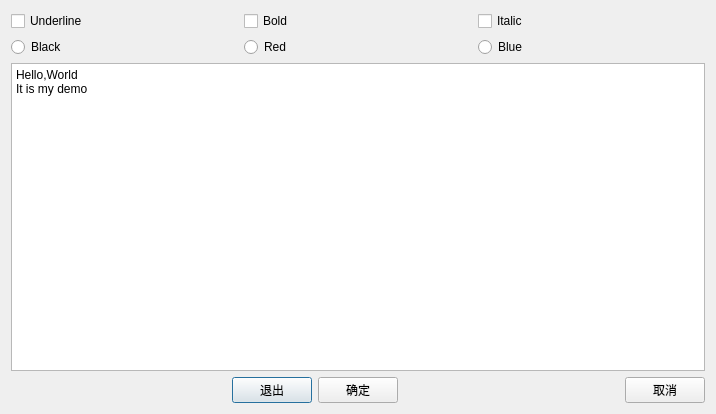
First picture: the form in samp2_2/samp2_2/dialog.ui, repository LONGZR007/StudyQt5, before the edit.
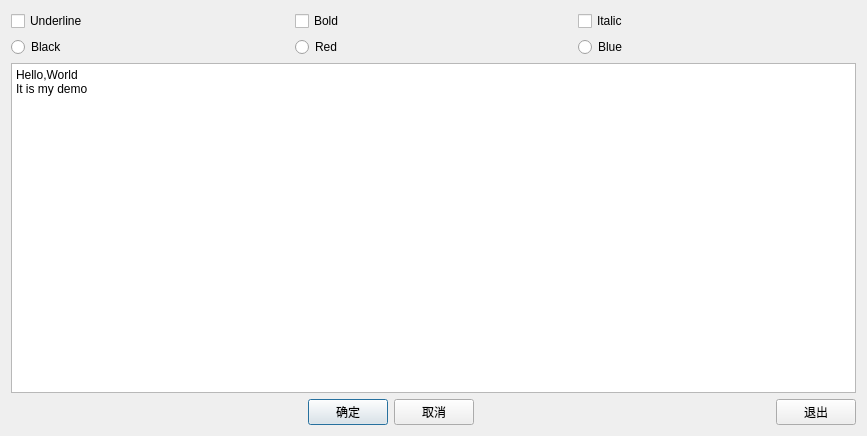
Second picture: the form after the edit.

```diff
--- a/samp2_2/samp2_2/dialog.ui
+++ b/samp2_2/samp2_2/dialog.ui
@@ -9,8 +9,8 @@
    <rect>
     <x>0</x>
     <y>0</y>
-    <width>716</width>
-    <height>414</height>
+    <width>867</width>
+    <height>436</height>
    </rect>
   </property>
   <property name="windowTitle">
@@ -97,13 +97,6 @@
        </property>
       </spacer>
      </item>
-     <item>
-      <widget class="QPushButton" name="btnClose">
-       <property name="text">
-        <string>退出</string>
-       </property>
-      </widget>
-     </item>
      <item>
       <widget class="QPushButton" name="btnOK">
        <property name="text">
@@ -111,19 +104,6 @@
        </property>
       </widget>
      </item>
-     <item>
-      <spacer name="horizontalSpacer_2">
-       <property name="orientation">
-        <enum>Qt::Horizontal</enum>
-       </property>
-       <property name="sizeHint" stdset="0">
-        <size>
-         <width>40</width>
-         <height>20</height>
-        </size>
-       </property>
-      </spacer>
-     </item>
      <item>
       <widget class="QPushButton" name="btnCancel">
        <property name="text">
@@ -131,6 +111,26 @@
        </property>
       </widget>
      </item>
+     <item>
+      <spacer name="horizontalSpacer_2">
+       <property name="orientation">
+        <enum>Qt::Horizontal</enum>
+       </property>
+       <property name="sizeHint" stdset="0">
+        <size>
+         <width>40</width>
+         <height>20</height>
+        </size>
+       </property>
+      </spacer>
+     </item>
+     <item>
+      <widget class="QPushButton" name="btnClose">
+       <property name="text">
+        <string>退出</string>
+       </property>
+      </widget>
+     </item>
     </layout>
    </item>
   </layout>
```
Left out of the diff: 53 changed lines with no effect on the pictures.
